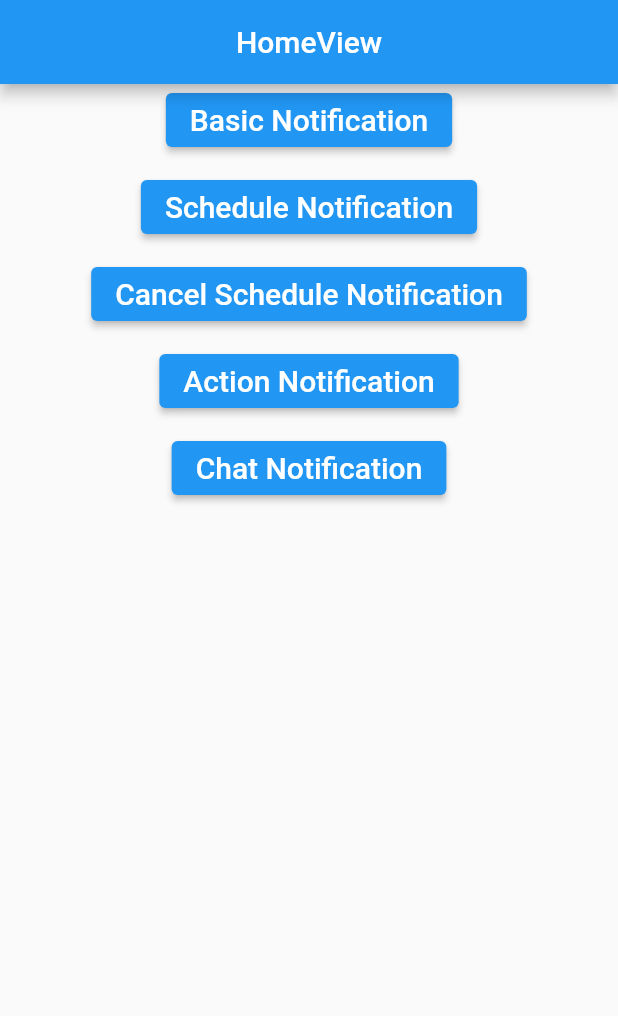
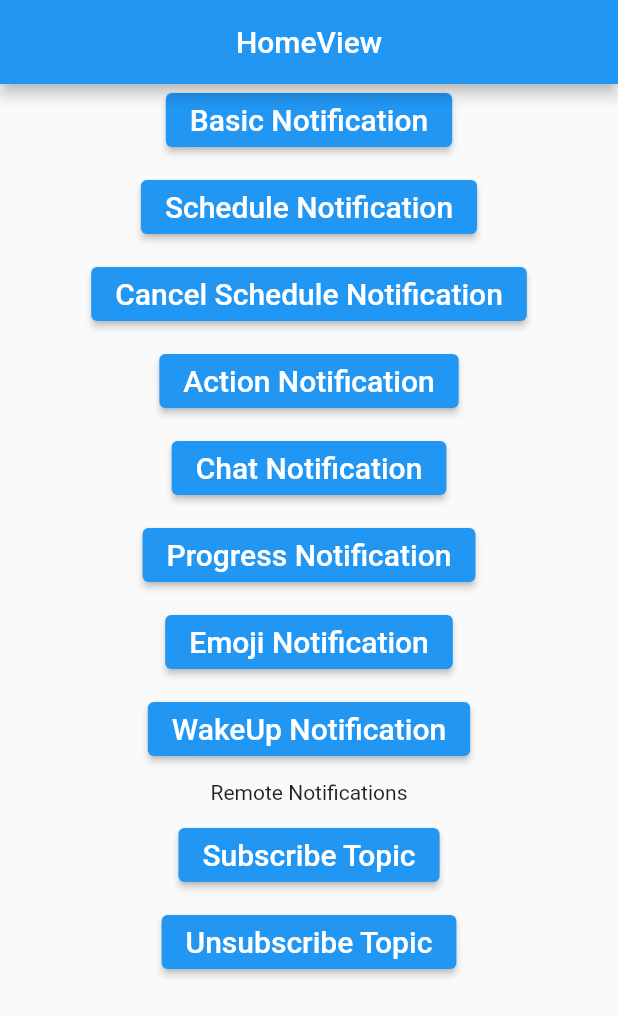
Before and after one commit to Nouryounis1/Notification-System, a Flutter app: the screen it shows after launch, on a phone screen of 412 x 824 dp. Shown: the top 1016 px of the screen. Run offline on Flutter 3.47's test engine with Material 2 defaults, Android fonts, the phone set to English and light mode, and no system bars; our stand-ins replace awesome_notifications, firebase_core, fluttertoast, get; missing offline and left inert: awesome_notifications_fcm; accounts and stored records are empty.

Commit message:
Remote Notifications

```diff
--- a/lib/app/modules/home/controllers/home_controller.dart
+++ b/lib/app/modules/home/controllers/home_controller.dart
@@ -17,6 +17,7 @@ class HomeController extends GetxController {
     });
 
     NotificationController.initializeLocalNotificationsListeners();
+    NotificationController.requestFirebaseToken();
     super.onInit();
   }
 
--- a/lib/app/modules/home/views/home_view.dart
+++ b/lib/app/modules/home/views/home_view.dart
@@ -2,6 +2,7 @@ import 'package:flutter/material.dart';
 
 import 'package:get/get.dart';
 import 'package:notifications_system/services/local_notification.dart';
+import 'package:notifications_system/services/notification_controller.dart';
 
 import '../controllers/home_controller.dart';
 
@@ -86,6 +87,65 @@ class HomeView extends GetView<HomeController> {
                   style: TextStyle(fontSize: 20),
                 ),
               ),
+              const SizedBox(
+                height: 10,
+              ),
+              ElevatedButton(
+                onPressed: () => LocalNotifications.createProgressNotification(
+                    controller.notificationID.value),
+                child: const Text(
+                  'Progress Notification',
+                  style: TextStyle(fontSize: 20),
+                ),
+              ),
+              const SizedBox(
+                height: 10,
+              ),
+              ElevatedButton(
+                onPressed: () => LocalNotifications.createEmojiNotification(
+                    controller.notificationID.value),
+                child: const Text(
+                  'Emoji Notification',
+                  style: TextStyle(fontSize: 20),
+                ),
+              ),
+              const SizedBox(
+                height: 10,
+              ),
+              ElevatedButton(
+                onPressed: () => LocalNotifications.createWakeUpNotification(
+                    controller.notificationID.value),
+                child: const Text(
+                  'WakeUp Notification',
+                  style: TextStyle(fontSize: 20),
+                ),
+              ),
+              const SizedBox(
+                height: 10,
+              ),
+              const Text('Remote Notifications'),
+              const SizedBox(
+                height: 10,
+              ),
+              ElevatedButton(
+                onPressed: () =>
+                    NotificationController.subscribeToTopic('anime'),
+                child: const Text(
+                  'Subscribe Topic',
+                  style: TextStyle(fontSize: 20),
+                ),
+              ),
+              const SizedBox(
+                height: 10,
+              ),
+              ElevatedButton(
+                onPressed: () =>
+                    NotificationController.unsubscribeToTopic('anime'),
+                child: const Text(
+                  'Unsubscribe Topic',
+                  style: TextStyle(fontSize: 20),
+                ),
+              ),
             ],
           ),
         ),
--- a/lib/main.dart
+++ b/lib/main.dart
@@ -10,6 +10,7 @@ void main() async {
   WidgetsFlutterBinding.ensureInitialized();
 
   await NotificationController.initializeLocalNotifications(debug: true);
+  await NotificationController.initializeRemoteNotifications(debug: true);
   runApp(
     GetMaterialApp(
       title: "Application",
--- a/lib/services/notification_controller.dart
+++ b/lib/services/notification_controller.dart
@@ -1,4 +1,6 @@
 import 'package:awesome_notifications/awesome_notifications.dart';
+import 'package:awesome_notifications_fcm/awesome_notifications_fcm.dart';
+import 'package:firebase_core/firebase_core.dart';
 import 'package:flutter/material.dart';
 import 'package:fluttertoast/fluttertoast.dart';
 import 'package:get/get.dart';
@@ -58,6 +60,46 @@ class NotificationController extends ChangeNotifier {
     );
   }
 
+  static Future<void> initializeRemoteNotifications(
+      {required bool debug}) async {
+    await Firebase.initializeApp();
+    await AwesomeNotificationsFcm().initialize(
+        onFcmTokenHandle: NotificationController.myFcmTokenHandle,
+        onFcmSilentDataHandle: NotificationController.mySilentDataHandle,
+        onNativeTokenHandle: NotificationController.myNativeTokenHandle,
+        licenseKeys: [],
+        debug: debug);
+  }
+
+//Used to execute on background when a silent data arrives
+//(Even while terminated)
+  static Future<void> mySilentDataHandle(FcmSilentData silentData) async {
+    Fluttertoast.showToast(
+        msg: 'Slient Data received',
+        backgroundColor: Colors.blue,
+        textColor: Colors.white,
+        fontSize: 16);
+    print('"Silent Data" ${silentData.data}');
+  }
+
+  static Future<void> myFcmTokenHandle(String token) async {
+    Fluttertoast.showToast(
+        msg: 'Fcm Token Recevied',
+        backgroundColor: Colors.blue,
+        textColor: Colors.white,
+        fontSize: 16);
+    debugPrint('"Firebase Token" ${token} aaa');
+  }
+
+  static Future<void> myNativeTokenHandle(String token) async {
+    Fluttertoast.showToast(
+        msg: 'Native Token Recevied',
+        backgroundColor: Colors.blue,
+        textColor: Colors.white,
+        fontSize: 16);
+    print('"Native Token" ${token}');
+  }
+
   static Future<void> initializeLocalNotificationsListeners() async {
     await AwesomeNotifications().setListeners(
       onActionReceivedMethod: NotificationController.onActionReceivedMethod,
@@ -68,6 +110,19 @@ class NotificationController extends ChangeNotifier {
       onDismissActionReceivedMethod:
           NotificationController.onDismissActionReceivedMethod,
     );
+  }
+
+  static Future<String> requestFirebaseToken() async {
+    if (await AwesomeNotificationsFcm().isFirebaseAvailable) {
+      try {
+        return await AwesomeNotificationsFcm().requestFirebaseAppToken();
+      } catch (ex) {
+        print(ex);
+      }
+    } else {
+      print('Firebase is not available on this project');
+    }
+    return '';
   }
 
   static Future<void> onActionReceivedMethod(
@@ -148,4 +203,14 @@ class NotificationController extends ChangeNotifier {
         backgroundColor: Colors.black,
         gravity: ToastGravity.BOTTOM);
   }
+
+  static Future<void> subscribeToTopic(String topic) async {
+    await AwesomeNotificationsFcm().subscribeToTopic(topic);
+    print('Subscrive to $topic');
+  }
+
+  static Future<void> unsubscribeToTopic(String topic) async {
+    await AwesomeNotificationsFcm().unsubscribeToTopic(topic);
+    print('Subscrive to $topic');
+  }
 }
--- a/pubspec.yaml
+++ b/pubspec.yaml
@@ -3,13 +3,15 @@ version: 1.0.0+1
 publish_to: none
 description: A new Flutter project.
 environment:
-  sdk: '>=3.0.0-290.0.dev <4.0.0'
+  sdk: '>=2.18.2 <3.0.0'
 
 dependencies:
   cupertino_icons: ^1.0.2
   get: 4.6.5
   awesome_notifications: ^0.7.4+1
+  firebase_core:
   fluttertoast: ^8.2.1
+  awesome_notifications_fcm: ^0.7.4+1
 
   flutter:
     sdk: flutter
```
Also changed, not shown: lib/services/local_notification.dart (+41 -0 lines), pubspec.lock, 5 other files.
